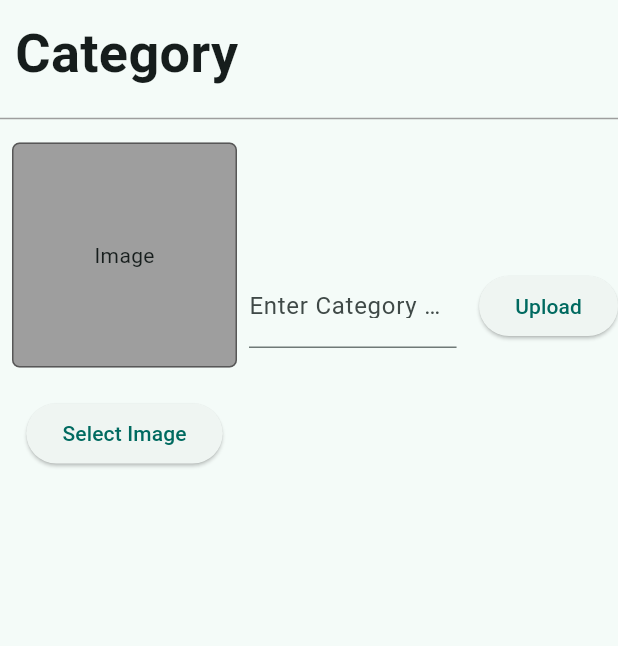
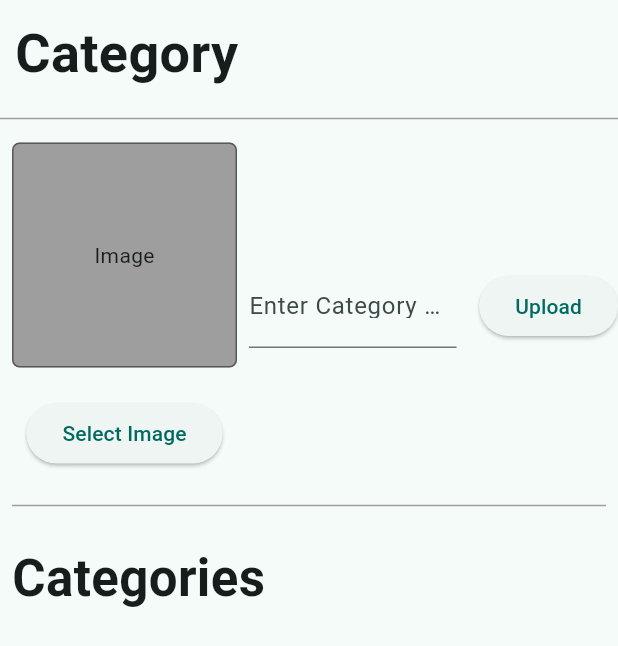
Before and after one commit to TYITG247/BlazeBazzar-Web-Admin, a Flutter app: the CategoriesScreen widget shown alone on an empty page, opened directly, on a phone screen of 412 x 824 dp. Shown: the top 646 px of the screen. Run offline on Flutter 3.47's test engine with Material 3 defaults, Android fonts, the phone set to English and light mode, and no system bars; our stand-ins replace cloud_firestore, file_picker, firebase_core, firebase_storage, flutter_easyloading, gap; missing offline and left inert: flutter_admin_scaffold; accounts and stored records are empty.

Commit message:
Section 16

```diff
--- a/lib/views/screens/side_bar_screens/categories_screen.dart
+++ b/lib/views/screens/side_bar_screens/categories_screen.dart
@@ -1,3 +1,4 @@
+import 'package:blazebazzar_web_admin/views/screens/side_bar_screens/widgets/category_widget.dart';
 import 'package:cloud_firestore/cloud_firestore.dart';
 import 'package:file_picker/file_picker.dart';
 import 'package:firebase_storage/firebase_storage.dart';
@@ -44,7 +45,7 @@ class _CategoriesScreenState extends State<CategoriesScreen> {
 
   uploadCategory() async {
     EasyLoading.show();
-    if(_formKey.currentState!.validate()){
+    if (_formKey.currentState!.validate()) {
       String imageUrl = await _uploadCategoryImageToStorage(_image);
       await _firestore.collection("categories").doc(fileName).set({
         "image": imageUrl,
@@ -53,6 +54,7 @@ class _CategoriesScreenState extends State<CategoriesScreen> {
         EasyLoading.dismiss();
         setState(() {
           _image = null;
+          _formKey.currentState!.reset();
         });
       });
     } else {
@@ -97,12 +99,12 @@ class _CategoriesScreenState extends State<CategoriesScreen> {
                         ),
                         child: _image != null
                             ? Image.memory(
-                          _image,
-                          fit: BoxFit.cover,
-                        )
+                                _image,
+                                fit: BoxFit.cover,
+                              )
                             : Center(
-                          child: Text("Image"),
-                        ),
+                                child: Text("Image"),
+                              ),
                       ),
                       Gap(20),
                       ElevatedButton(
@@ -118,11 +120,11 @@ class _CategoriesScreenState extends State<CategoriesScreen> {
                   child: SizedBox(
                     width: 165,
                     child: TextFormField(
-                      onChanged: (value){
+                      onChanged: (value) {
                         categoryName = value;
                       },
-                      validator: (value){
-                        if(value!.isEmpty){
+                      validator: (value) {
+                        if (value!.isEmpty) {
                           return "Category name cannot be empty";
                         } else {
                           return null;
@@ -142,7 +144,27 @@ class _CategoriesScreenState extends State<CategoriesScreen> {
                   child: Text("Upload"),
                 ),
               ],
-            )
+            ),
+            Padding(
+              padding: const EdgeInsets.all(8.0),
+              child: Divider(
+                color: Colors.grey,
+              ),
+            ),
+            Padding(
+              padding: const EdgeInsets.all(8.0),
+              child: Container(
+                alignment: Alignment.topLeft,
+                child: Text(
+                  "Categories",
+                  style: TextStyle(
+                    fontSize: 34,
+                    fontWeight: FontWeight.bold,
+                  ),
+                ),
+              ),
+            ),
+            CategoryWidget(),
           ],
         ),
       ),
--- /dev/null
+++ b/lib/views/screens/side_bar_screens/widgets/category_widget.dart
@@ -0,0 +1,52 @@
+import 'package:cloud_firestore/cloud_firestore.dart';
+import 'package:flutter/material.dart';
+
+class CategoryWidget extends StatelessWidget {
+  const CategoryWidget({super.key});
+
+  @override
+  Widget build(BuildContext context) {
+    final Stream<QuerySnapshot> _categoriesStream =
+        FirebaseFirestore.instance.collection('categories').snapshots();
+
+    return StreamBuilder<QuerySnapshot>(
+      stream: _categoriesStream,
+      builder: (BuildContext context, AsyncSnapshot<QuerySnapshot> snapshot) {
+        if (snapshot.hasError) {
+          return Text('Something went wrong');
+        }
+
+        if (snapshot.connectionState == ConnectionState.waiting) {
+          return Center(
+            child: CircularProgressIndicator(
+              color: Colors.teal,
+            ),
+          );
+        }
+
+        return GridView.builder(
+          shrinkWrap: true,
+          itemCount: snapshot.data!.size,
+          gridDelegate: SliverGridDelegateWithFixedCrossAxisCount(
+            crossAxisCount: 6,
+            mainAxisSpacing: 8,
+            crossAxisSpacing: 8,
+          ),
+          itemBuilder: (context, index) {
+            final categoryData = snapshot.data!.docs[index];
+            return Column(
+              children: [
+                SizedBox(
+                  height: 150,
+                  width: 150,
+                  child: Image.network(categoryData['image'],),
+                ),
+                Text(categoryData['categoryName'],),
+              ],
+            );
+          },
+        );
+      },
+    );
+  }
+}
```
